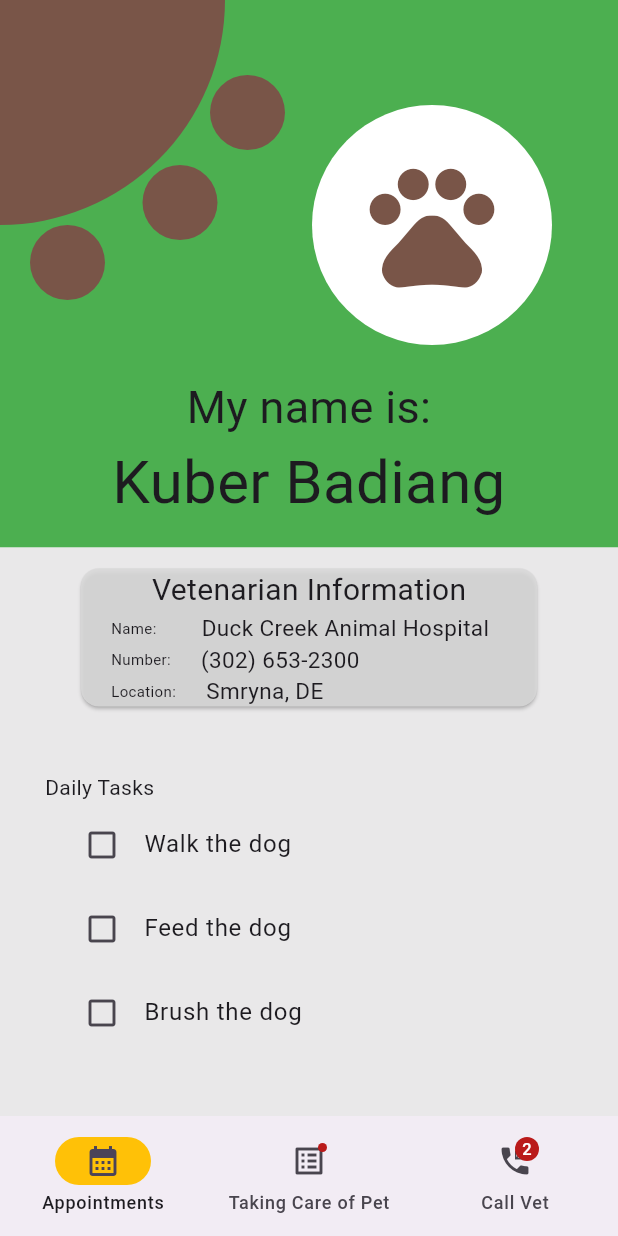
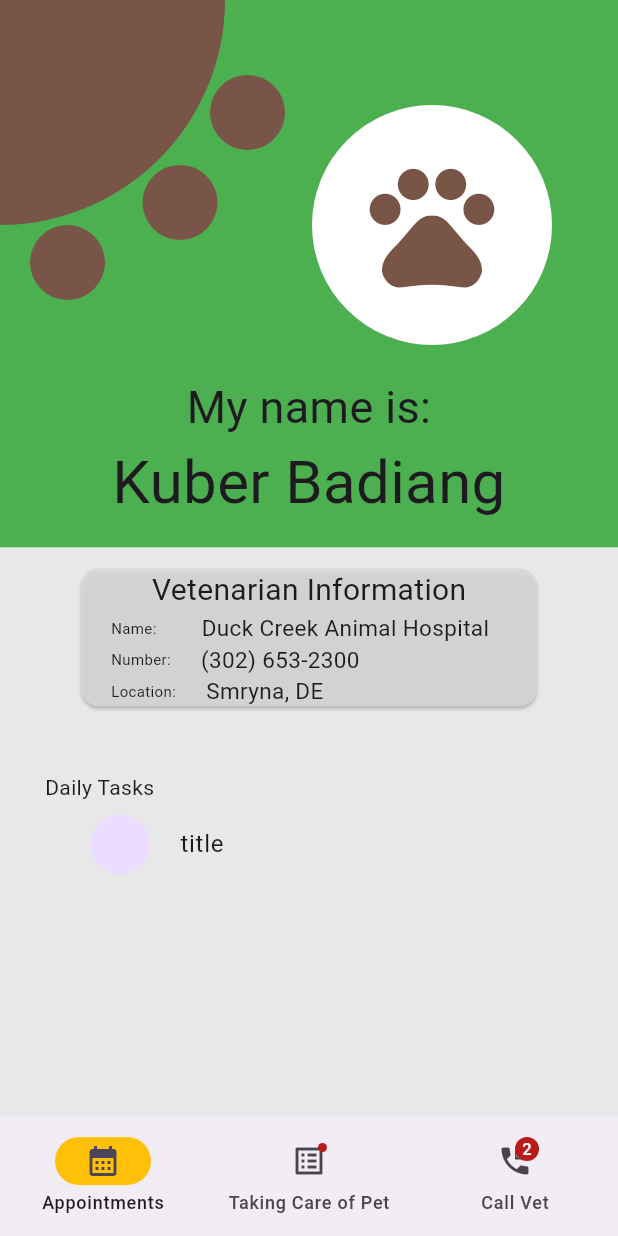
Before and after one commit to Patrick-Badiang/PetCareApp, a Flutter app: the screen it shows after launch, on a phone screen of 412 x 824 dp. Run offline on Flutter 3.47's test engine with Material 3 defaults, Android fonts, the phone set to English and light mode, and no system bars.

Commit message:
Made tasks clickable

```diff
--- a/lib/main.dart
+++ b/lib/main.dart
@@ -193,37 +193,35 @@ class CenterWidget extends StatelessWidget {
   Widget build(BuildContext context) {
     return Container(
         width: double.infinity,
-        color: Color.fromARGB(217, 229, 229, 229),
-        child: const Column(
+        color: const Color.fromARGB(217, 229, 229, 229),
+        child: Column(
           crossAxisAlignment: CrossAxisAlignment.start,
           mainAxisAlignment: MainAxisAlignment.start,
           children: <Widget>[
-            Center(child: VetCard()),
+            const Center(child: VetCard()),
+            const Padding(
+              padding: EdgeInsets.only(left: 30.0, top: 30.0),
+              child: Text("Daily Tasks"),
+            ),
+
             Padding(
-              padding: EdgeInsets.only(left: 30.0, top: 30.0),
-              child: Text( "Daily Tasks"),
-            ),
-            Padding(
-              padding: EdgeInsets.only(left: 40.0),
-              child: ListTile(
-                leading: Icon(Icons.check_box_outline_blank),
-                title: Text('Walk the dog'),
-              ),
-            ),
-            Padding(
-              padding: EdgeInsets.only(left: 40.0),
-              child: ListTile(
-                leading: Icon(Icons.check_box_outline_blank),
-                title: Text('Feed the dog'),
-              ),
-            ),
-            Padding(
-              padding: EdgeInsets.only(left: 40.0),
-              child: ListTile(
-                leading: Icon(Icons.check_box_outline_blank),
-                title: Text('Brush the dog'),
-              ),
-            ),
+                padding: const EdgeInsets.only(left: 40.0),
+                child: ListTile(
+                  leading: GestureDetector(
+                    behavior: HitTestBehavior.translucent,
+                    onTap: () { print("Hello");},
+                    child: Container(
+                      width: 48,
+                      height: 48,
+                      padding: const EdgeInsets.symmetric(vertical: 4.0),
+                      alignment: Alignment.center,
+                      child: const CircleAvatar(),
+                    ),
+                  ),
+                  title: const Text('title'),
+                  dense: false,
+                )),
+
           ],
         ));
   }
```
